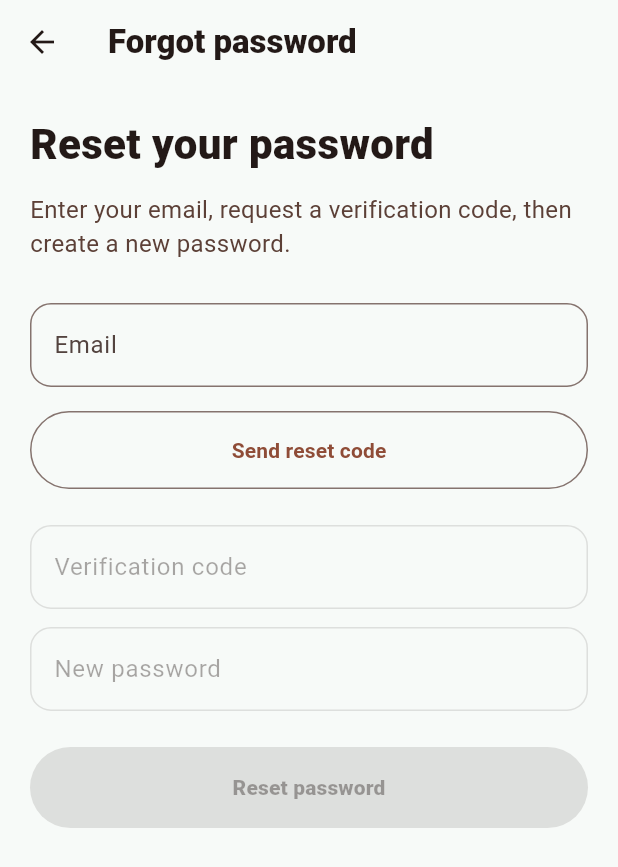
After one commit to ChristopherSemyonov/Kristofers_Semjonovs_ks22110, a Flutter app: the screen it shows after launch, after a tap on "Forgot password?", on a phone screen of 412 x 824 dp. The commit adds this screen. Shown: the top 867 px of the screen. Run offline on Flutter 3.47's test engine with Material 3 defaults, Android fonts, the phone set to English and light mode, and no system bars; our stand-ins replace flutter_compass, flutter_map, flutter_secure_storage, geolocator, image_picker, latlong2 and 1 more; network calls fail.

Commit message:
added forgot password functionality

```diff
--- /dev/null
+++ b/lib/screens/forgot_password_screen.dart
@@ -0,0 +1,205 @@
+import 'package:flutter/material.dart';
+
+import '../services/password_service.dart';
+
+class ForgotPasswordScreen extends StatefulWidget {
+  const ForgotPasswordScreen({super.key});
+
+  @override
+  State<ForgotPasswordScreen> createState() => _ForgotPasswordScreenState();
+}
+
+class _ForgotPasswordScreenState extends State<ForgotPasswordScreen> {
+  final emailController = TextEditingController();
+  final codeController = TextEditingController();
+  final passwordController = TextEditingController();
+
+  bool codeSent = false;
+  bool isSendingCode = false;
+  bool isResettingPassword = false;
+
+  Future<void> _sendCode() async {
+    setState(() {
+      isSendingCode = true;
+    });
+
+    try {
+      await PasswordService.requestForgotPassword(
+        email: emailController.text.trim(),
+      );
+
+      if (!mounted) return;
+
+      setState(() {
+        codeSent = true;
+      });
+
+      ScaffoldMessenger.of(context).clearSnackBars();
+      ScaffoldMessenger.of(context).showSnackBar(
+        const SnackBar(content: Text('Reset code sent to your email.')),
+      );
+    } catch (error) {
+      if (!mounted) return;
+
+      ScaffoldMessenger.of(context).clearSnackBars();
+      ScaffoldMessenger.of(context).showSnackBar(
+        SnackBar(
+          content: Text(error.toString().replaceFirst('Exception: ', '')),
+        ),
+      );
+    } finally {
+      if (mounted) {
+        setState(() {
+          isSendingCode = false;
+        });
+      }
+    }
+  }
+
+  Future<void> _resetPassword() async {
+    setState(() {
+      isResettingPassword = true;
+    });
+
+    try {
+      await PasswordService.confirmForgotPassword(
+        email: emailController.text.trim(),
+        code: codeController.text.trim(),
+        newPassword: passwordController.text.trim(),
+      );
+
+      if (!mounted) return;
+
+      ScaffoldMessenger.of(context).clearSnackBars();
+      ScaffoldMessenger.of(context).showSnackBar(
+        const SnackBar(content: Text('Password reset successfully.')),
+      );
+
+      Navigator.pop(context);
+    } catch (error) {
+      if (!mounted) return;
+
+      ScaffoldMessenger.of(context).clearSnackBars();
+      ScaffoldMessenger.of(context).showSnackBar(
+        SnackBar(
+          content: Text(error.toString().replaceFirst('Exception: ', '')),
+        ),
+      );
+    } finally {
+      if (mounted) {
+        setState(() {
+          isResettingPassword = false;
+        });
+      }
+    }
+  }
+
+  @override
+  void dispose() {
+    emailController.dispose();
+    codeController.dispose();
+    passwordController.dispose();
+    super.dispose();
+  }
+
+  @override
+  Widget build(BuildContext context) {
+    return Scaffold(
+      backgroundColor: const Color(0xFFF7FAF8),
+      appBar: AppBar(
+        title: const Text(
+          'Forgot password',
+          style: TextStyle(fontWeight: FontWeight.w800),
+        ),
+        backgroundColor: const Color(0xFFF7FAF8),
+      ),
+      body: SingleChildScrollView(
+        padding: const EdgeInsets.all(20),
+        child: Column(
+          crossAxisAlignment: CrossAxisAlignment.start,
+          children: [
+            const Text(
+              'Reset your password',
+              style: TextStyle(fontSize: 28, fontWeight: FontWeight.w900),
+            ),
+            const SizedBox(height: 12),
+            const Text(
+              'Enter your email, request a verification code, then create a new password.',
+              style: TextStyle(fontSize: 16, color: Color(0xFF5C4037)),
+            ),
+            const SizedBox(height: 28),
+
+            TextField(
+              controller: emailController,
+              enabled: !codeSent,
+              keyboardType: TextInputType.emailAddress,
+              decoration: InputDecoration(
+                labelText: 'Email',
+                border: OutlineInputBorder(
+                  borderRadius: BorderRadius.circular(14),
+                ),
+              ),
+            ),
+
+            const SizedBox(height: 16),
+
+            SizedBox(
+              width: double.infinity,
+              height: 52,
+              child: OutlinedButton(
+                onPressed: isSendingCode || codeSent ? null : _sendCode,
+                child: Text(
+                  isSendingCode ? 'Sending...' : 'Send reset code',
+                  style: const TextStyle(fontWeight: FontWeight.w700),
+                ),
+              ),
+            ),
+
+            const SizedBox(height: 24),
+
+            TextField(
+              controller: codeController,
+              enabled: codeSent,
+              decoration: InputDecoration(
+                labelText: 'Verification code',
+                border: OutlineInputBorder(
+                  borderRadius: BorderRadius.circular(14),
+                ),
+              ),
+            ),
+
+            const SizedBox(height: 12),
+
+            TextField(
+              controller: passwordController,
+              enabled: codeSent,
+              obscureText: true,
+              decoration: InputDecoration(
+                labelText: 'New password',
+                border: OutlineInputBorder(
+                  borderRadius: BorderRadius.circular(14),
+                ),
+              ),
+            ),
+
+            const SizedBox(height: 24),
+
+            SizedBox(
+              width: double.infinity,
+              height: 54,
+              child: ElevatedButton(
+                onPressed: isResettingPassword || !codeSent
+                    ? null
+                    : _resetPassword,
+                child: Text(
+                  isResettingPassword ? 'Saving...' : 'Reset password',
+                  style: const TextStyle(fontWeight: FontWeight.w800),
+                ),
+              ),
+            ),
+          ],
+        ),
+      ),
+    );
+  }
+}
--- a/lib/screens/login_screen.dart
+++ b/lib/screens/login_screen.dart
@@ -1,6 +1,8 @@
 import 'package:flutter/material.dart';
 
 import '../services/auth_service.dart';
+
+import 'forgot_password_screen.dart';
 
 class LoginScreen extends StatefulWidget {
   final VoidCallback onLoginSuccess;
@@ -111,6 +113,22 @@ class _LoginScreenState extends State<LoginScreen> {
                     ),
                   ),
                   const SizedBox(height: 12),
+
+                  TextButton(
+                    onPressed: () {
+                      Navigator.push(
+                        context,
+                        MaterialPageRoute(
+                          builder: (context) => const ForgotPasswordScreen(),
+                        ),
+                      );
+                    },
+                    child: const Text(
+                      'Forgot password?',
+                      style: TextStyle(fontWeight: FontWeight.w700),
+                    ),
+                  ),
+                  const SizedBox(height: 12),
                   Center(
                     child: TextButton(
                       onPressed: widget.onGoToRegister,
--- a/lib/services/password_service.dart
+++ b/lib/services/password_service.dart
@@ -43,4 +43,38 @@ class PasswordService {
       throw Exception(data['error'] ?? 'Failed to change password');
     }
   }
+
+  static Future<void> requestForgotPassword({required String email}) async {
+    final response = await http.post(
+      Uri.parse('${ApiConfig.baseUrl}/auth/forgot-password/request'),
+      headers: {'Content-Type': 'application/json'},
+      body: jsonEncode({'email': email}),
+    );
+
+    if (response.statusCode != 200) {
+      final data = jsonDecode(response.body);
+      throw Exception(data['error'] ?? 'Failed to request password reset');
+    }
+  }
+
+  static Future<void> confirmForgotPassword({
+    required String email,
+    required String code,
+    required String newPassword,
+  }) async {
+    final response = await http.post(
+      Uri.parse('${ApiConfig.baseUrl}/auth/forgot-password/confirm'),
+      headers: {'Content-Type': 'application/json'},
+      body: jsonEncode({
+        'email': email,
+        'code': code,
+        'newPassword': newPassword,
+      }),
+    );
+
+    if (response.statusCode != 200) {
+      final data = jsonDecode(response.body);
+      throw Exception(data['error'] ?? 'Failed to reset password');
+    }
+  }
 }
```
Also changed, not shown: lib/screens/change_password_screen.dart (added, +186 -0 lines), lib/screens/profile_screen.dart (+22 -105 lines), 2 other files.
